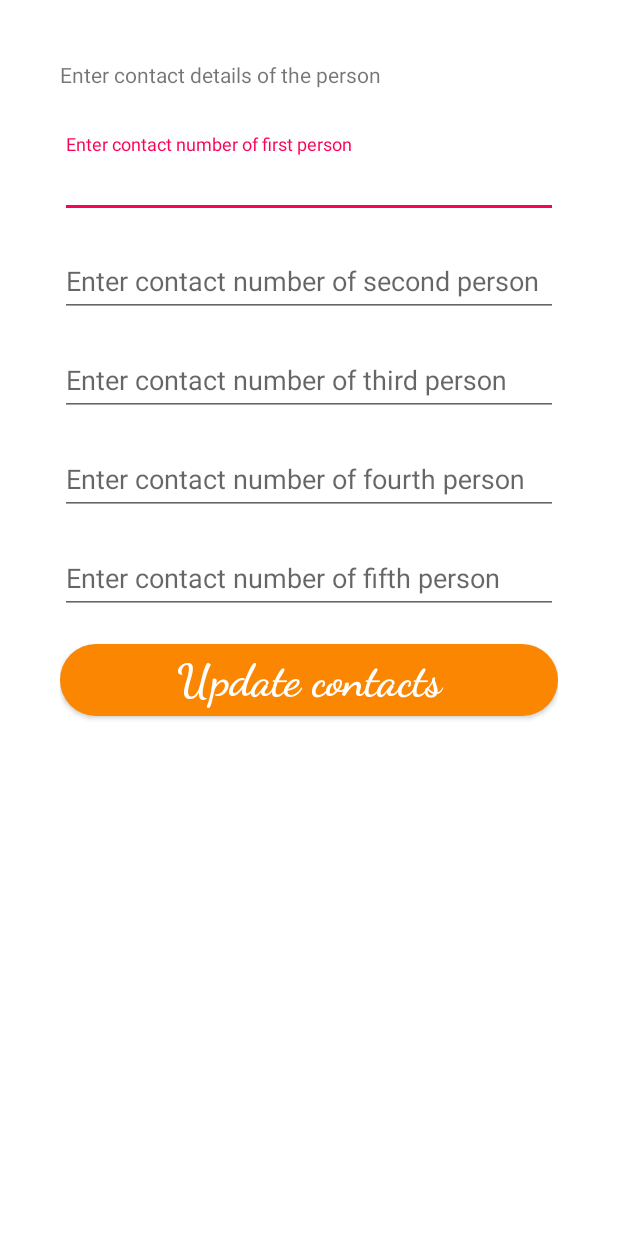
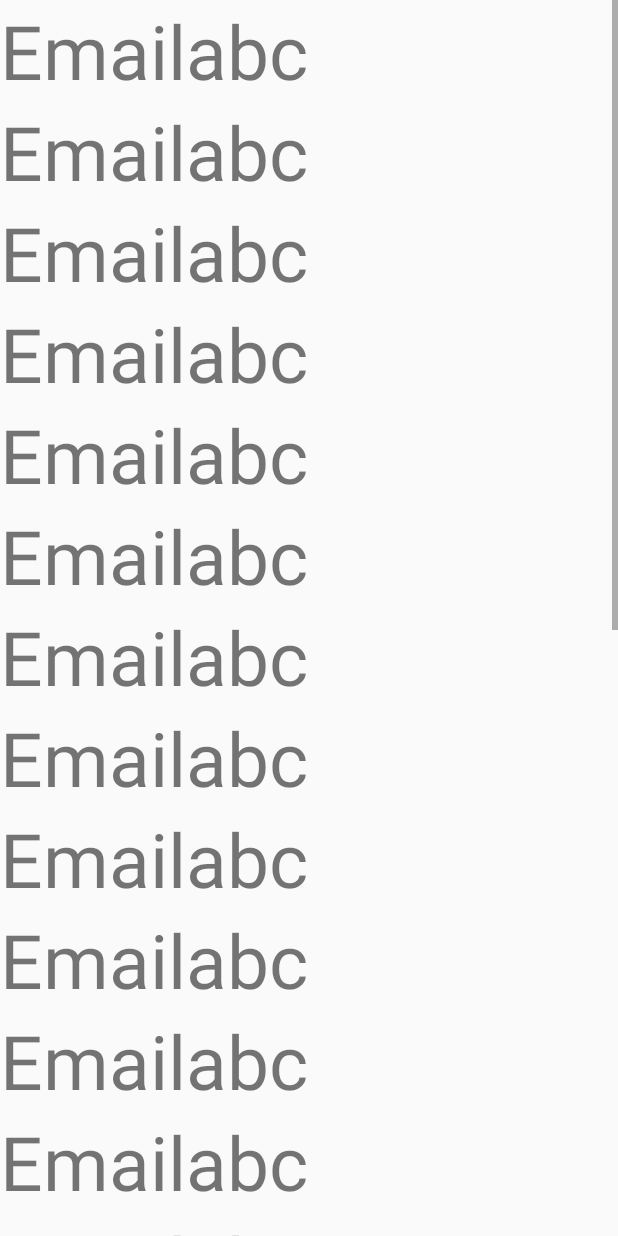
Before and after one commit to mohanmohadikar/Raksha, an Android app: the screen it shows after launch (Contacts before the commit, ContactInfo after it), after a tap on "Register", on a phone screen of 412 x 824 dp. Run offline under Robolectric (Android 15) with nearby library versions, the phone set to English and light mode, and no system bars; 2 other taps on this screen came first.

Commit message:
recyclerview added for contacts.

```diff
--- /dev/null
+++ b/app/src/main/java/com/example/mohanmohadikar/raksha/ContactInfo.java
@@ -0,0 +1,57 @@
+package com.example.mohanmohadikar.raksha;
+
+import android.support.v7.app.AppCompatActivity;
+import android.os.Bundle;
+import android.support.v7.widget.LinearLayoutManager;
+import android.support.v7.widget.RecyclerView;
+
+public class ContactInfo extends AppCompatActivity {
+
+    private RecyclerView recyclerView;
+    private RecyclerView.Adapter mAdapter;
+    private RecyclerView.LayoutManager layoutManager;
+
+
+    @Override
+    protected void onCreate(Bundle savedInstanceState) {
+        super.onCreate(savedInstanceState);
+        setContentView(R.layout.activity_contact_info);
+
+
+        MyListData[] myListData = new MyListData[] {
+                new MyListData("Email", "abc"),
+                new MyListData("Email", "abc"),
+                new MyListData("Email", "abc"),
+                new MyListData("Email", "abc"),
+                new MyListData("Email", "abc"),
+                new MyListData("Email", "abc"),
+                new MyListData("Email", "abc"),
+                new MyListData("Email", "abc"),
+                new MyListData("Email", "abc"),
+                new MyListData("Email", "abc"),
+                new MyListData("Email", "abc"),
+                new MyListData("Email", "abc"),
+                new MyListData("Email", "abc"),
+                new MyListData("Email", "abc"),
+                new MyListData("Email", "abc"),
+                new MyListData("Email", "abc"),
+                new MyListData("Email", "abc"),
+                new MyListData("Email", "abc"),
+                new MyListData("Email", "abc"),
+                new MyListData("Email", "abc"),
+                new MyListData("Email", "abc"),
+                new MyListData("Email", "abc"),
+                new MyListData("Email", "abc"),
+                new MyListData("Email", "abc"),
+
+
+
+        };
+
+        RecyclerView recyclerView = (RecyclerView) findViewById(R.id.recyclerView);
+        MyListAdapter adapter = new MyListAdapter(myListData);
+        recyclerView.setHasFixedSize(true);
+        recyclerView.setLayoutManager(new LinearLayoutManager(this));
+        recyclerView.setAdapter(adapter);
+    }
+}
--- a/app/src/main/java/com/example/mohanmohadikar/raksha/MainActivity.java
+++ b/app/src/main/java/com/example/mohanmohadikar/raksha/MainActivity.java
@@ -6,6 +6,7 @@ import android.content.pm.PackageManager;
 import android.database.Cursor;
 import android.media.MediaPlayer;
 import android.net.Uri;
+import android.provider.ContactsContract;
 import android.support.annotation.NonNull;
 import android.support.design.widget.NavigationView;
 import android.support.v4.app.ActivityCompat;
@@ -44,7 +45,7 @@ public class MainActivity extends AppCompatActivity {
 
     private GpsTracker gpsTracker;
 
-    int MyPermission = 1;
+    int MyPermission = 1, PICK_CONTACT  = 100;
 
     private DrawerLayout drawerLayout;
     private NavigationView navigationView;
@@ -71,50 +72,6 @@ public class MainActivity extends AppCompatActivity {
 
 
         myaudio = MediaPlayer.create(MainActivity.this, R.raw.anushree);
-
-
-/*
-
-        cl.setOnClickListener(v -> {
-
-
-            Cursor res = myDb.getAllData();
-            if (res.getCount() == 0) {
-                // show message
-                showMessage("Error", "Nothing found");
-                return;
-            }
-            else{
-
-                res.moveToFirst();
-
-                num1 = res.getString(1);
-                num2 = res.getString(2);
-                num3 = res.getString(3);
-                num4 = res.getString(4);
-                num5 = res.getString(5);
-            }
-
-            StringBuffer buffer = new StringBuffer();
-            do {
-
-                buffer.append("PERSON 1 :" +"\n\t\t"+ res.getString(1) + "\n\n");
-                buffer.append("PERSON 2 :" +"\n\t\t"+ res.getString(2) + "\n\n");
-                buffer.append("PERSON 3 :" +"\n\t\t"+ res.getString(3) + "\n\n");
-                buffer.append("PERSON 4 :" +"\n\t\t"+ res.getString(4) + "\n\n");
-                buffer.append("PERSON 5 :" +"\n\t\t"+ res.getString(5) + "\n\n");
-            }while (res.moveToNext());
-
-            // Show all data
-            showMessage("CONTACTS", buffer.toString());
-
-
-        });*/
-
-
-
-
-
 
 
 
@@ -156,32 +113,17 @@ public class MainActivity extends AppCompatActivity {
                 if(isEmptyString(num1) && isEmptyString(num2) && isEmptyString(num3) && isEmptyString(num4) && isEmptyString(num5)){
 
 
-                    Intent i = new Intent(MainActivity.this, Contacts.class);
+                    Intent i = new Intent(MainActivity.this, ContactInfo.class);
                     startActivity(i);
                     Toast.makeText(MainActivity.this, "UPDATE YOUR CONTACTLIST ", Toast.LENGTH_LONG).show();
                 }
                 else {
 
-
-
-
-
-                    if (num1 != null && num1 != "Contact number not updated") {
-                        sms.sendTextMessage(num1, null, message+" "+"Search my location on Google Maps: "+ "http://maps.google.com/maps?q="+LOCATE, null, null);
-                    }
-                    if (num2 != null && num2 != "Contact number not updated") {
-                        sms.sendTextMessage(num2, null, message+" "+"Search my location on Google Maps: "+ "http://maps.google.com/maps?q="+LOCATE, null, null);
-                    }
-                    if (num3 != null && num3 != "Contact number not updated") {
-                        sms.sendTextMessage(num3, null, message+" "+"Search my location on Google Maps: "+ "http://maps.google.com/maps?q="+LOCATE, null, null);
-                    }
-                    if (num4 != null && num4 != "Contact number not updated") {
-                        sms.sendTextMessage(num4, null, message+" "+"Search my location on Google Maps: "+ "http://maps.google.com/maps?q="+LOCATE, null, null);
-                    }
-                    if (num5 != null && num5 != "Contact number not updated") {
-                        sms.sendTextMessage(num5, null, message+" "+"Search my location on Google Maps: "+ "http://maps.google.com/maps?q="+LOCATE, null, null);
-                    }
-
+                    sms.sendTextMessage(num1, null, message+" "+"Search my location on Google Maps: "+ "http://maps.google.com/maps?q="+LOCATE, null, null);
+                    sms.sendTextMessage(num2, null, message+" "+"Search my location on Google Maps: "+ "http://maps.google.com/maps?q="+LOCATE, null, null);
+                    sms.sendTextMessage(num3, null, message+" "+"Search my location on Google Maps: "+ "http://maps.google.com/maps?q="+LOCATE, null, null);
+                    sms.sendTextMessage(num4, null, message+" "+"Search my location on Google Maps: "+ "http://maps.google.com/maps?q="+LOCATE, null, null);
+                    sms.sendTextMessage(num5, null, message+" "+"Search my location on Google Maps: "+ "http://maps.google.com/maps?q="+LOCATE, null, null);
 
                     Toast.makeText(MainActivity.this, "MESSAGE SENT SUCCESSFULLY", Toast.LENGTH_SHORT).show();
                     makeCall();
@@ -219,8 +161,22 @@ public class MainActivity extends AppCompatActivity {
 
                     case R.id.register:
                         item.setChecked(true);
-                        Intent i4 = new Intent(MainActivity.this, Contacts.class);
+
+                        if (ContextCompat.checkSelfPermission(MainActivity.this, Manifest.permission.READ_CONTACTS)
+                                != PackageManager.PERMISSION_GRANTED) {
+                            ActivityCompat.requestPermissions(MainActivity.this, new String[]{Manifest.permission.READ_CONTACTS}, MyPermission);
+                        }
+
+
+                       // Intent intent = new Intent(Intent.ACTION_PICK, ContactsContract.Contacts.CONTENT_URI);
+                       // startActivityForResult(intent, PICK_CONTACT);
+
+
+                        Intent i4 = new Intent(MainActivity.this, ContactInfo.class);
                         startActivity(i4);
+
+                       // Intent i4 = new Intent(MainActivity.this, Contacts.class);
+                       // startActivity(i4);
                         return true;
 
                     case R.id.contactmenu:
@@ -351,4 +307,39 @@ public class MainActivity extends AppCompatActivity {
 
 
 
+    @Override
+    protected void onActivityResult(int requestCode, int resultCode, Intent data) {
+        super.onActivityResult(requestCode, resultCode, data);
+        if (requestCode == PICK_CONTACT) {
+            if (resultCode == RESULT_OK) {
+                Uri contactData = data.getData();
+                String number = "";
+                Cursor cursor = getContentResolver().query(contactData, null, null, null, null);
+                cursor.moveToFirst();
+                String hasPhone = cursor.getString(cursor.getColumnIndexOrThrow(ContactsContract.Contacts.HAS_PHONE_NUMBER));
+                String contactId = cursor.getString(cursor.getColumnIndexOrThrow(ContactsContract.Contacts._ID));
+
+                System.out.println(contactId+" || "+hasPhone);
+
+                if (hasPhone.equals("1")) {
+                    Cursor phones = getContentResolver().query
+                            (ContactsContract.CommonDataKinds.Phone.CONTENT_URI, null,
+                                    ContactsContract.CommonDataKinds.Phone.CONTACT_ID
+                                            + " = " + contactId, null, null);
+                    while (phones.moveToNext()) {
+                        number = phones.getString(phones.getColumnIndex
+                                (ContactsContract.CommonDataKinds.Phone.NUMBER)).replaceAll("[-() ]", "");
+                    }
+                    phones.close();
+                    //Do something with number
+                } else {
+                    Toast.makeText(getApplicationContext(), "This contact has no phone number", Toast.LENGTH_LONG).show();
+                }
+
+                System.out.println(number+" || "+number);
+
+                cursor.close();
+            }
+        }
+    }
 }
--- /dev/null
+++ b/app/src/main/java/com/example/mohanmohadikar/raksha/MyListAdapter.java
@@ -0,0 +1,59 @@
+package com.example.mohanmohadikar.raksha;
+
+import android.support.v7.widget.RecyclerView;
+import android.view.LayoutInflater;
+import android.view.View;
+import android.view.ViewGroup;
+import android.widget.ImageView;
+import android.widget.LinearLayout;
+import android.widget.RelativeLayout;
+import android.widget.TextView;
+import android.widget.Toast;
+
+
+public class MyListAdapter extends RecyclerView.Adapter<MyListAdapter.ViewHolder>{
+    private MyListData[] listdata;
+
+    // RecyclerView recyclerView;
+    public MyListAdapter(MyListData[] listdata) {
+        this.listdata = listdata;
+    }
+    @Override
+    public ViewHolder onCreateViewHolder(ViewGroup parent, int viewType) {
+        LayoutInflater layoutInflater = LayoutInflater.from(parent.getContext());
+        View listItem= layoutInflater.inflate(R.layout.list_item, parent, false);
+        ViewHolder viewHolder = new ViewHolder(listItem);
+        return viewHolder;
+    }
+
+    @Override
+    public void onBindViewHolder(ViewHolder holder, int position) {
+        final MyListData myListData = listdata[position];
+        holder.textView1.setText(listdata[position].getName());
+        holder.textView2.setText(listdata[position].getNumber());
+        holder.linearLayout.setOnClickListener(new View.OnClickListener() {
+            @Override
+            public void onClick(View view) {
+                Toast.makeText(view.getContext(),"click on item: "+myListData.getName(),Toast.LENGTH_LONG).show();
+            }
+        });
+    }
+
+
+    @Override
+    public int getItemCount() {
+        return listdata.length;
+    }
+
+    public static class ViewHolder extends RecyclerView.ViewHolder {
+        public TextView textView1;
+        public TextView textView2;
+        public LinearLayout linearLayout;
+        public ViewHolder(View itemView) {
+            super(itemView);
+            this.textView1 = (TextView) itemView.findViewById(R.id.textView1);
+            this.textView2 = (TextView) itemView.findViewById(R.id.textView2);
+            linearLayout = (LinearLayout)itemView.findViewById(R.id.relativeLayout);
+        }
+    }
+}
--- /dev/null
+++ b/app/src/main/java/com/example/mohanmohadikar/raksha/MyListData.java
@@ -0,0 +1,24 @@
+package com.example.mohanmohadikar.raksha;
+
+public class MyListData{
+
+    private String name;
+    private String number;
+
+    public MyListData(String name, String number) {
+        this.name = name;
+        this.number = number;
+    }
+    public String getName() {
+        return name;
+    }
+    public void setName(String name) {
+        this.name = name;
+    }
+    public String getNumber() {
+        return number;
+    }
+    public void setNumber(String number) {
+        this.number = number;
+    }
+}
--- /dev/null
+++ b/app/src/main/res/layout/activity_contact_info.xml
@@ -0,0 +1,14 @@
+<?xml version="1.0" encoding="utf-8"?>
+<android.support.v7.widget.RecyclerView xmlns:android="http://schemas.android.com/apk/res/android"
+    xmlns:app="http://schemas.android.com/apk/res-auto"
+    xmlns:tools="http://schemas.android.com/tools"
+    android:layout_width="match_parent"
+    android:layout_height="match_parent"
+    android:scrollbars="vertical"
+    android:id="@+id/recyclerView"
+    tools:context=".ContactInfo">
+
+
+
+
+</android.support.v7.widget.RecyclerView>
--- /dev/null
+++ b/app/src/main/res/layout/list_item.xml
@@ -0,0 +1,25 @@
+<?xml version="1.0" encoding="utf-8"?>
+<LinearLayout
+    xmlns:android="http://schemas.android.com/apk/res/android"
+    android:layout_width="match_parent"
+    android:id="@+id/relativeLayout"
+    android:layout_height="wrap_content"
+    android:orientation="horizontal">
+
+    <TextView
+        android:id="@+id/textView1"
+        android:text="tv1"
+        android:layout_width="wrap_content"
+        android:layout_height="wrap_content"
+        android:gravity="center_vertical"
+        android:textSize="50sp"/>
+
+    <TextView
+        android:id="@+id/textView2"
+        android:text="tv2"
+        android:layout_width="wrap_content"
+        android:layout_height="wrap_content"
+        android:gravity="center_vertical"
+        android:textSize="50sp"/>
+
+</LinearLayout>
```
Also changed, not shown: app/build.gradle (+4 -4 lines), app/src/main/AndroidManifest.xml (+13 -13 lines), app/src/main/java/com/example/mohanmohadikar/raksha/Contacts.java (+4 -10 lines).
